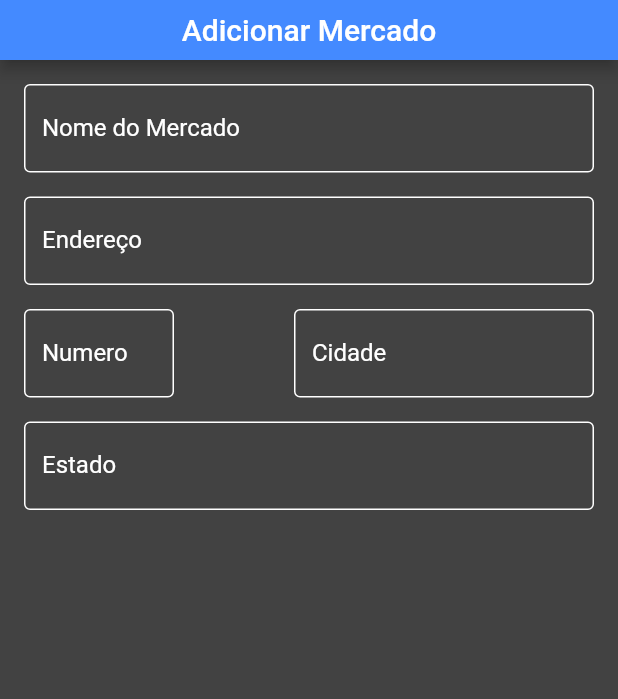
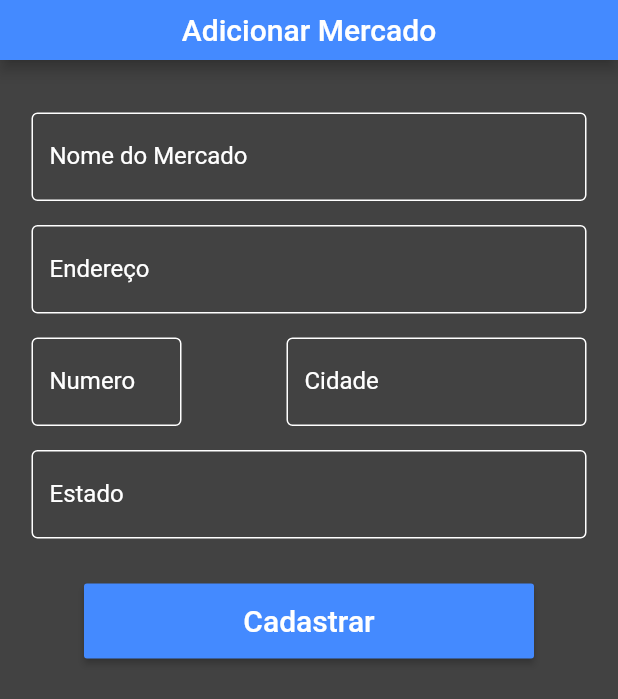
Before and after one commit to PHLioni/projetol_lista_certa, a Flutter app: the AddMercadoScreen screen opened directly, on a phone screen of 412 x 824 dp. Shown: the top 699 px of the screen. Run offline on Flutter 3.47's test engine with Material 2 defaults, Android fonts, the phone set to English and light mode, and no system bars; our stand-ins replace cloud_firestore, rxdart; missing offline and left inert: bloc_pattern; accounts and stored records are empty.

Commit message:
Final25_09 Commit

```diff
--- a/lib/screens/add_mercado_screen.dart
+++ b/lib/screens/add_mercado_screen.dart
@@ -13,7 +13,9 @@ class AddMercadoScreen extends StatelessWidget {
               centerTitle: true,
             )),
         body: Padding(
-          padding: EdgeInsets.only(right: 16, left: 16, top: 16),
+            padding: EdgeInsets.only(right: 16, left: 16, top: 30),
+            child: SingleChildScrollView(
+              padding: EdgeInsets.all(5),
               child: Column(
                 children: <Widget>[
                   TextField(
@@ -66,8 +68,21 @@ class AddMercadoScreen extends StatelessWidget {
                         labelText: "Estado",
                         labelStyle: TextStyle(color: Colors.white)),
                   ),
+                  SizedBox(
+                    height: 30,
+                  ),
+                  SizedBox(
+                    width: 300,
+                    height: 50,
+                    child: RaisedButton(
+                      color: Colors.blueAccent,
+                      textColor: Colors.white,
+                      child: Text("Cadastrar", style: TextStyle(fontSize: 20)),
+                      onPressed: () {},
+                    ),
+                  )
                 ],
               ),
-        ));
+            )));
   }
 }
```
Lines whose indentation alone changed are shown as unchanged.
